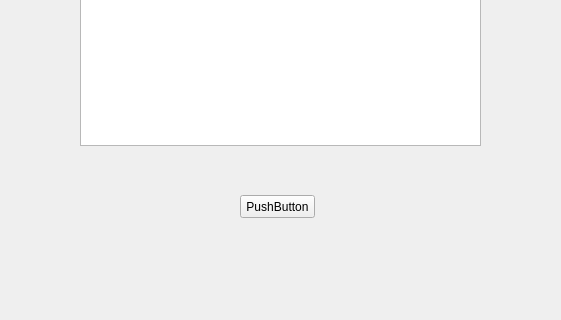
TheSirBIG/cpuSpeed, file mainwindow.ui: the form before one commit; both pictures show x 100 to 661 and y 135 to 455 of the 800 by 600 pixel window.
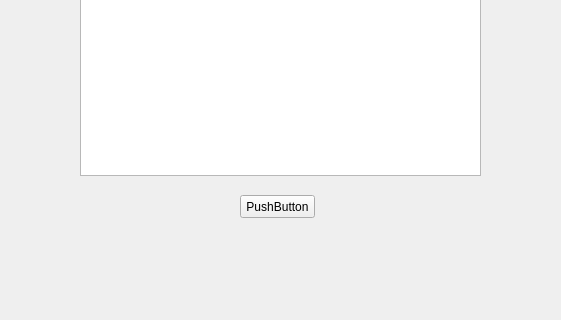
The form after the commit.

```diff
--- a/mainwindow.ui
+++ b/mainwindow.ui
@@ -46,7 +46,7 @@
       <x>180</x>
       <y>100</y>
       <width>401</width>
-      <height>181</height>
+      <height>211</height>
      </rect>
     </property>
    </widget>
```
